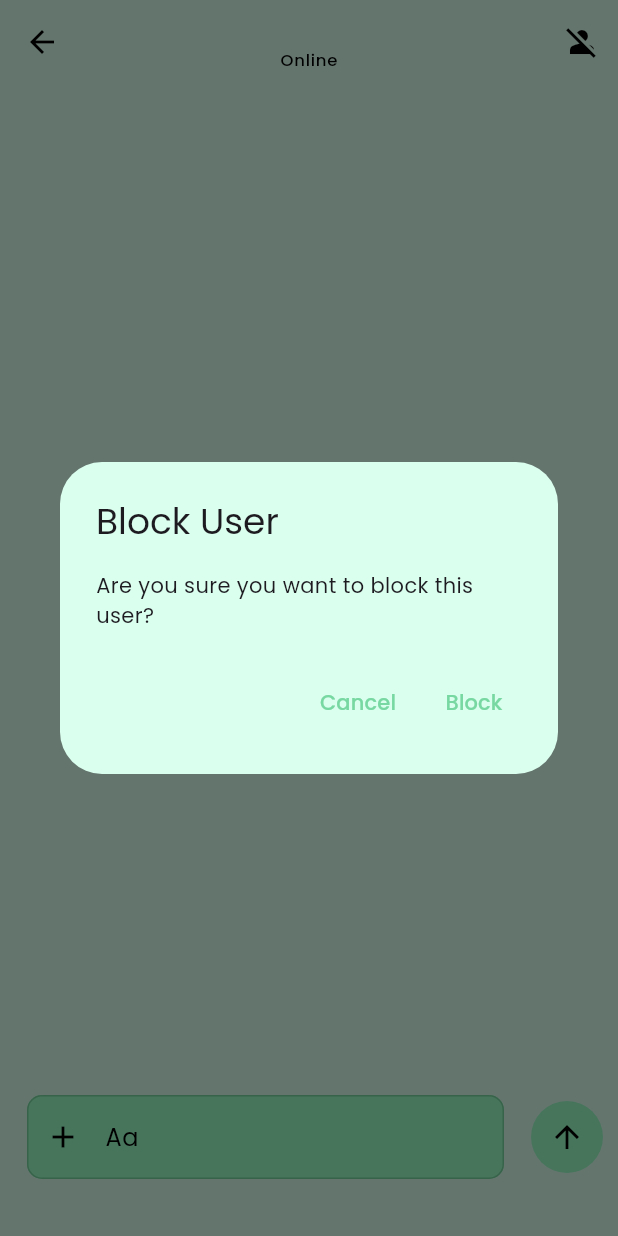
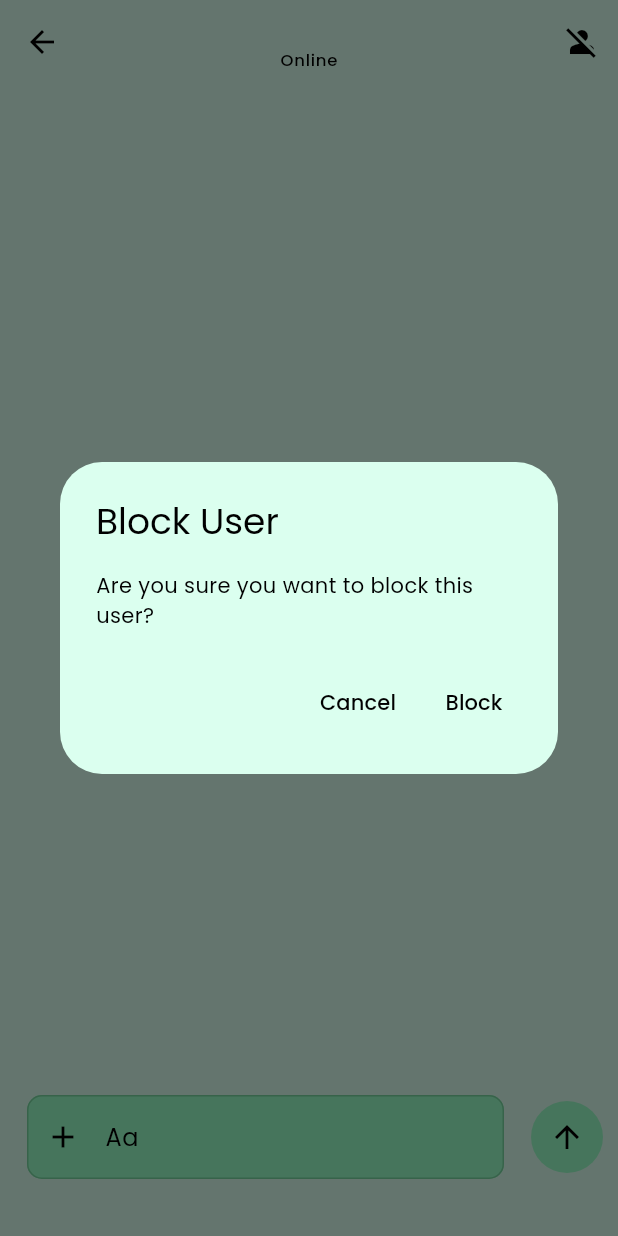
Before and after one commit to Fardeenhimself/chat_app, a Flutter app: the ChatPage screen opened directly with empty values, after a tap on the "person off" icon, on a phone screen of 412 x 824 dp. Run offline on Flutter 3.47's test engine with Material 3 defaults, Android fonts, the phone set to English and light mode, and no system bars; our stand-ins replace cloud_firestore, firebase_auth, firebase_core, google_fonts; accounts and stored records are empty.

Commit message:
dark mode ui fixes

```diff
--- a/lib/screens/chat_page.dart
+++ b/lib/screens/chat_page.dart
@@ -53,13 +53,22 @@ class _ChatPageState extends State<ChatPage> {
     showDialog(
       context: context,
       builder: (ctx) => AlertDialog(
-        title: const Text('Block User'),
-        content: const Text('Are you sure you want to block this user?'),
+        title: Text(
+          'Block User',
+          style: TextStyle(color: Theme.of(context).colorScheme.onPrimary),
+        ),
+        content: Text(
+          'Are you sure you want to block this user?',
+          style: TextStyle(color: Theme.of(context).colorScheme.onPrimary),
+        ),
         actions: [
           // cancel
           TextButton(
             onPressed: () => Navigator.of(context).pop(),
-            child: const Text('Cancel'),
+            child: Text(
+              'Cancel',
+              style: TextStyle(color: Theme.of(context).colorScheme.onPrimary),
+            ),
           ),
 
           // report
@@ -73,9 +82,12 @@ class _ChatPageState extends State<ChatPage> {
               Navigator.of(context).pop();
               ScaffoldMessenger.of(
                 context,
-              ).showSnackBar(const SnackBar(content: Text('User Blocked!')));
+              ).showSnackBar(SnackBar(content: Text('User Blocked!')));
             },
-            child: const Text('Block'),
+            child: Text(
+              'Block',
+              style: TextStyle(color: Theme.of(context).colorScheme.onPrimary),
+            ),
           ),
         ],
       ),
```
Also changed, not shown: lib/components/chat_bubble.dart (+53 -14 lines).
